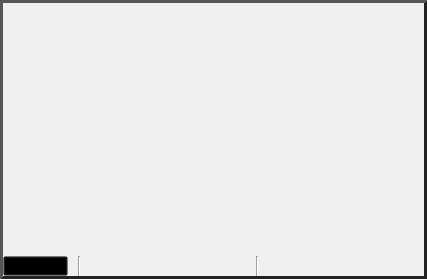
jessdtate/Seg3D, file Interface/AppInterface/ViewerWidget.ui: the form before one commit.
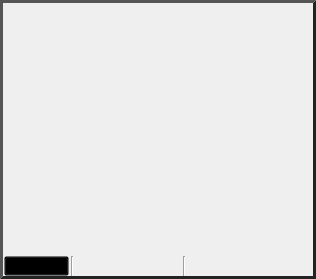
The form after the commit. Icons and pictures are not drawn.

Diff of the .ui file:
```diff
--- a/Interface/AppInterface/ViewerWidget.ui
+++ b/Interface/AppInterface/ViewerWidget.ui
@@ -6,7 +6,7 @@
    <rect>
     <x>0</x>
     <y>0</y>
-    <width>427</width>
+    <width>316</width>
     <height>279</height>
    </rect>
   </property>
@@ -166,7 +166,7 @@
            </property>
            <layout class="QHBoxLayout" name="button_layout_">
             <property name="spacing">
-             <number>10</number>
+             <number>0</number>
             </property>
             <property name="margin">
              <number>0</number>
@@ -195,7 +195,16 @@
                <property name="spacing">
                 <number>0</number>
                </property>
-               <property name="margin">
+               <property name="leftMargin">
+                <number>1</number>
+               </property>
+               <property name="topMargin">
+                <number>0</number>
+               </property>
+               <property name="rightMargin">
+                <number>1</number>
+               </property>
+               <property name="bottomMargin">
                 <number>0</number>
                </property>
                <item>
@@ -625,12 +634,21 @@
               </property>
               <layout class="QHBoxLayout" name="common_tools_layout_">
                <property name="spacing">
-                <number>0</number>
+                <number>1</number>
                </property>
                <property name="sizeConstraint">
                 <enum>QLayout::SetMinimumSize</enum>
                </property>
-               <property name="margin">
+               <property name="leftMargin">
+                <number>1</number>
+               </property>
+               <property name="topMargin">
+                <number>0</number>
+               </property>
+               <property name="rightMargin">
+                <number>1</number>
+               </property>
+               <property name="bottomMargin">
                 <number>0</number>
                </property>
                <item>
@@ -765,9 +783,18 @@
              <widget class="QWidget" name="less_common_tools_" native="true">
               <layout class="QHBoxLayout" name="less_common_tools_layout_">
                <property name="spacing">
+                <number>1</number>
+               </property>
+               <property name="leftMargin">
+                <number>1</number>
+               </property>
+               <property name="topMargin">
                 <number>0</number>
                </property>
-               <property name="margin">
+               <property name="rightMargin">
+                <number>1</number>
+               </property>
+               <property name="bottomMargin">
                 <number>0</number>
                </property>
                <item>
```
